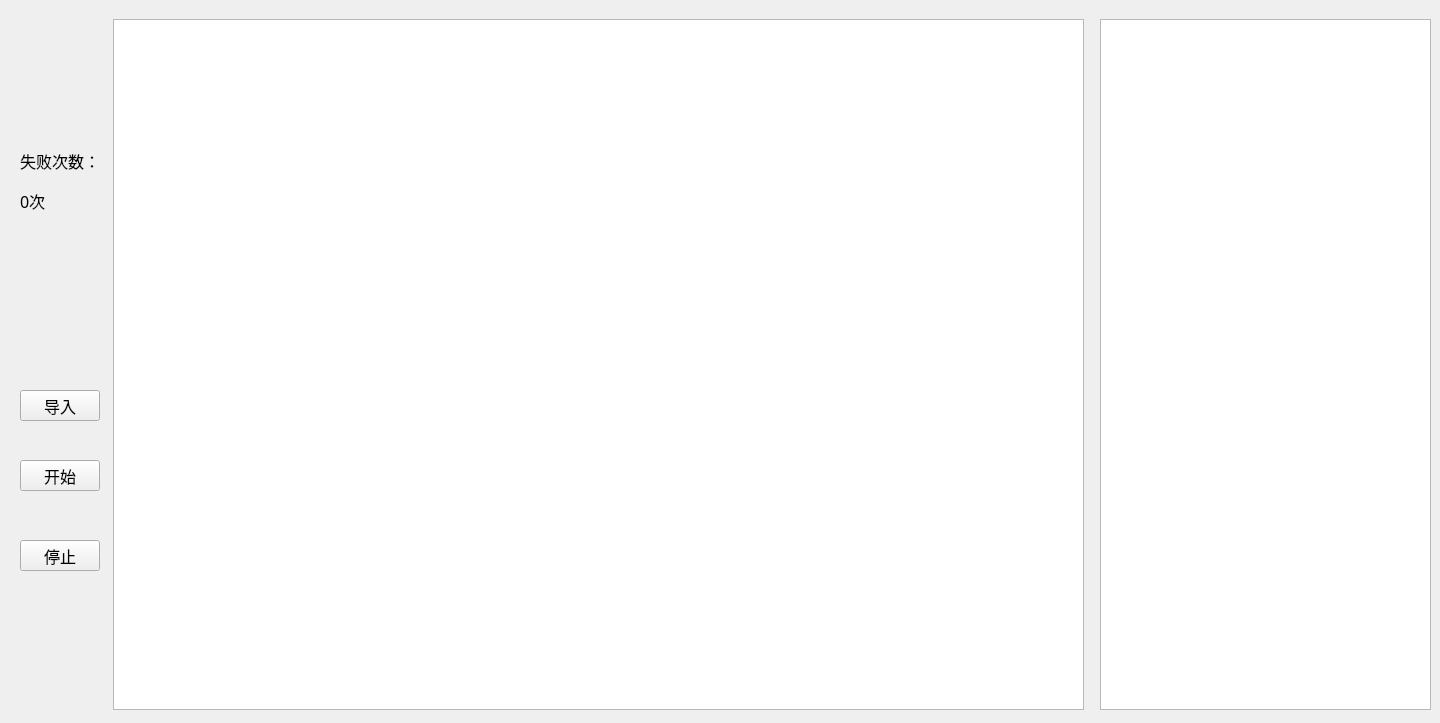
The window that mpdu_output/mpdu_modbus_test/mpdu_test_wrthreshold.ui (ChinaClever/CleverTool) describes before a commit, drawn with Qt 5.
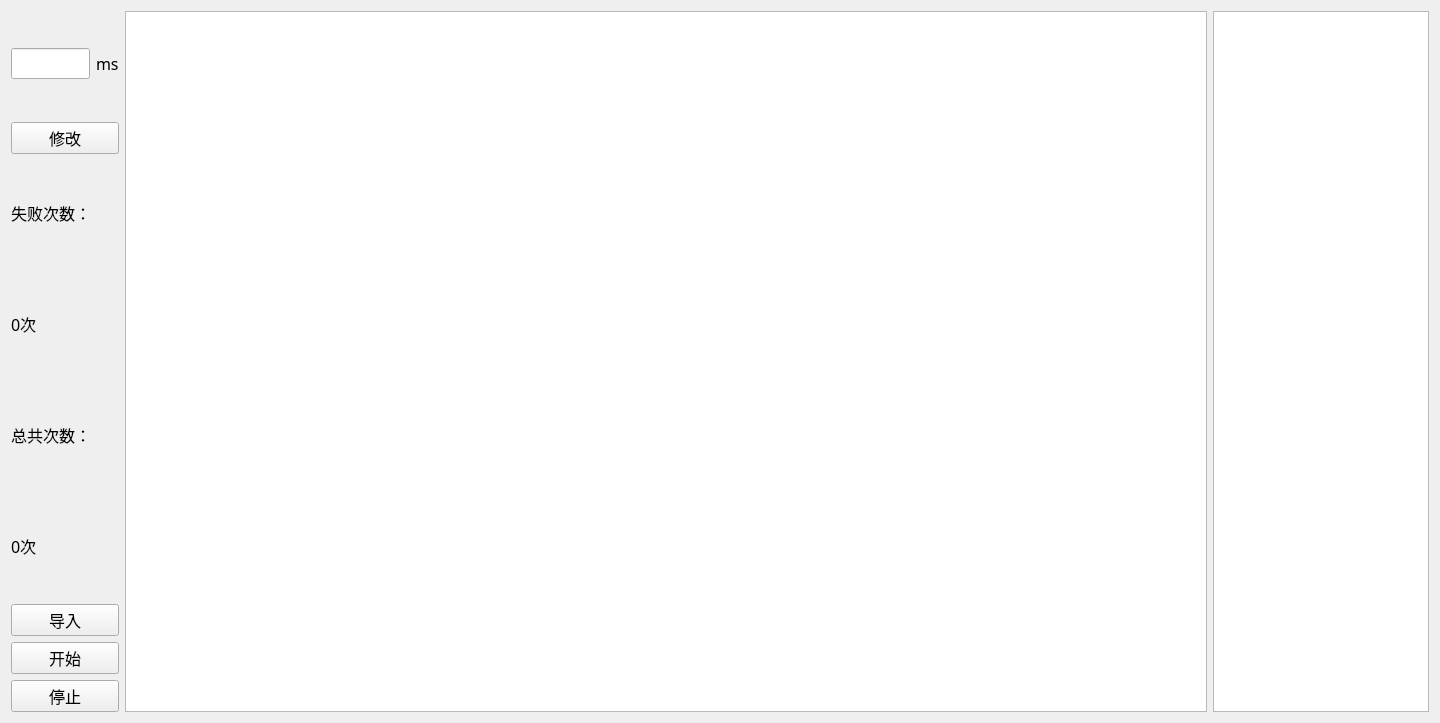
The same window after the commit.

```diff
--- a/mpdu_output/mpdu_modbus_test/mpdu_test_wrthreshold.ui
+++ b/mpdu_output/mpdu_modbus_test/mpdu_test_wrthreshold.ui
@@ -19,91 +19,88 @@
   <property name="windowTitle">
    <string>Form</string>
   </property>
-  <widget class="QPushButton" name="pushButton">
-   <property name="geometry">
-    <rect>
-     <x>20</x>
-     <y>460</y>
-     <width>80</width>
-     <height>31</height>
-    </rect>
-   </property>
+  <layout class="QHBoxLayout" name="horizontalLayout_2" stretch="1,10,2">
+   <item>
+    <layout class="QVBoxLayout" name="verticalLayout">
+     <item>
+      <layout class="QHBoxLayout" name="horizontalLayout">
+       <item>
+        <widget class="QLineEdit" name="TimeEdit"/>
+       </item>
+       <item>
+        <widget class="QLabel" name="ErrLab_2">
    <property name="text">
-    <string>开始</string>
-   </property>
-  </widget>
-  <widget class="QTextEdit" name="textEdit">
-   <property name="geometry">
-    <rect>
-     <x>113</x>
-     <y>19</y>
-     <width>971</width>
-     <height>691</height>
-    </rect>
-   </property>
-  </widget>
-  <widget class="QPushButton" name="pushButton_2">
-   <property name="geometry">
-    <rect>
-     <x>20</x>
-     <y>390</y>
-     <width>80</width>
-     <height>31</height>
-    </rect>
-   </property>
+          <string>ms</string>
+         </property>
+        </widget>
+       </item>
+      </layout>
+     </item>
+     <item>
+      <widget class="QPushButton" name="EditBtn">
    <property name="text">
-    <string>导入</string>
-   </property>
-  </widget>
-  <widget class="QTextEdit" name="textEdit_2">
-   <property name="geometry">
-    <rect>
-     <x>1100</x>
-     <y>19</y>
-     <width>331</width>
-     <height>691</height>
-    </rect>
-   </property>
-  </widget>
+        <string>修改</string>
+       </property>
+      </widget>
+     </item>
+     <item>
   <widget class="QLabel" name="label">
-   <property name="geometry">
-    <rect>
-     <x>20</x>
-     <y>150</y>
-     <width>81</width>
-     <height>21</height>
-    </rect>
-   </property>
    <property name="text">
     <string>失败次数：</string>
    </property>
   </widget>
+     </item>
+     <item>
   <widget class="QLabel" name="ErrLab">
-   <property name="geometry">
-    <rect>
-     <x>20</x>
-     <y>190</y>
-     <width>81</width>
-     <height>21</height>
-    </rect>
-   </property>
+       <property name="text">
+        <string>0次</string>
+       </property>
+      </widget>
+     </item>
+     <item>
+      <widget class="QLabel" name="label_2">
    <property name="text">
+        <string>总共次数：</string>
+       </property>
+      </widget>
+     </item>
+     <item>
+      <widget class="QLabel" name="TotalLab">
+       <property name="text">
     <string>0次</string>
    </property>
   </widget>
+     </item>
+     <item>
+      <widget class="QPushButton" name="pushButton_2">
+       <property name="text">
+        <string>导入</string>
+       </property>
+      </widget>
+     </item>
+     <item>
+      <widget class="QPushButton" name="pushButton">
+       <property name="text">
+        <string>开始</string>
+       </property>
+      </widget>
+     </item>
+     <item>
   <widget class="QPushButton" name="stopBtn">
-   <property name="geometry">
-    <rect>
-     <x>20</x>
-     <y>540</y>
-     <width>80</width>
-     <height>31</height>
-    </rect>
-   </property>
    <property name="text">
     <string>停止</string>
    </property>
   </widget>
+     </item>
+    </layout>
+   </item>
+   <item>
+    <widget class="QTextEdit" name="textEdit"/>
+   </item>
+   <item>
+    <widget class="QTextEdit" name="textEdit_2"/>
+   </item>
+  </layout>
  </widget>
  <resources/>
  <connections/>
```
Lines whose indentation alone changed are shown as unchanged.
